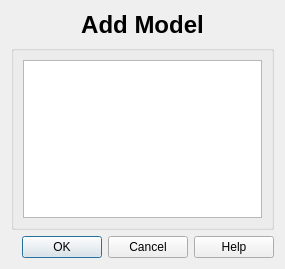
The window that designer/addmodel.ui (ankitects/anki) describes before a commit, drawn with Qt 5.
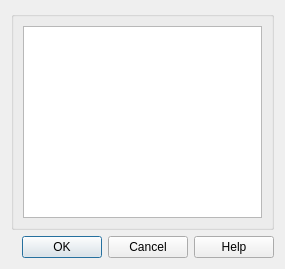
The same window after the commit.

Commit message: copy models, remove 'current model' & 'add model'

```diff
--- a/designer/addmodel.ui
+++ b/designer/addmodel.ui
@@ -13,19 +13,6 @@
    <string>Anki</string>
   </property>
   <layout class="QVBoxLayout" >
-   <item>
-    <widget class="QLabel" name="label" >
-     <property name="text" >
-      <string>&lt;h1>Add Model&lt;/h1></string>
-     </property>
-     <property name="alignment" >
-      <set>Qt::AlignCenter</set>
-     </property>
-     <property name="wordWrap" >
-      <bool>true</bool>
-     </property>
-    </widget>
-   </item>
    <item>
     <widget class="QGroupBox" name="groupBox" >
      <property name="title" >
```
Left out of the diff: 2 changed lines with no effect on the pictures. The commit also changes 5 other files.
